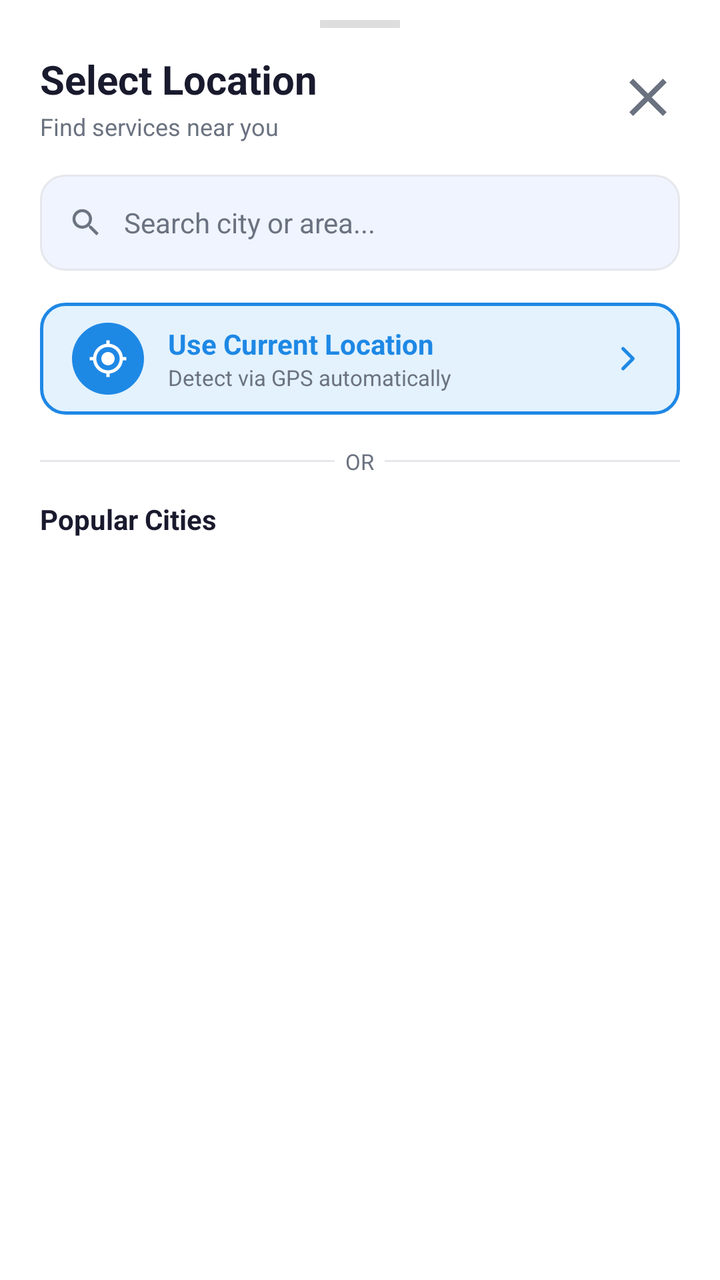
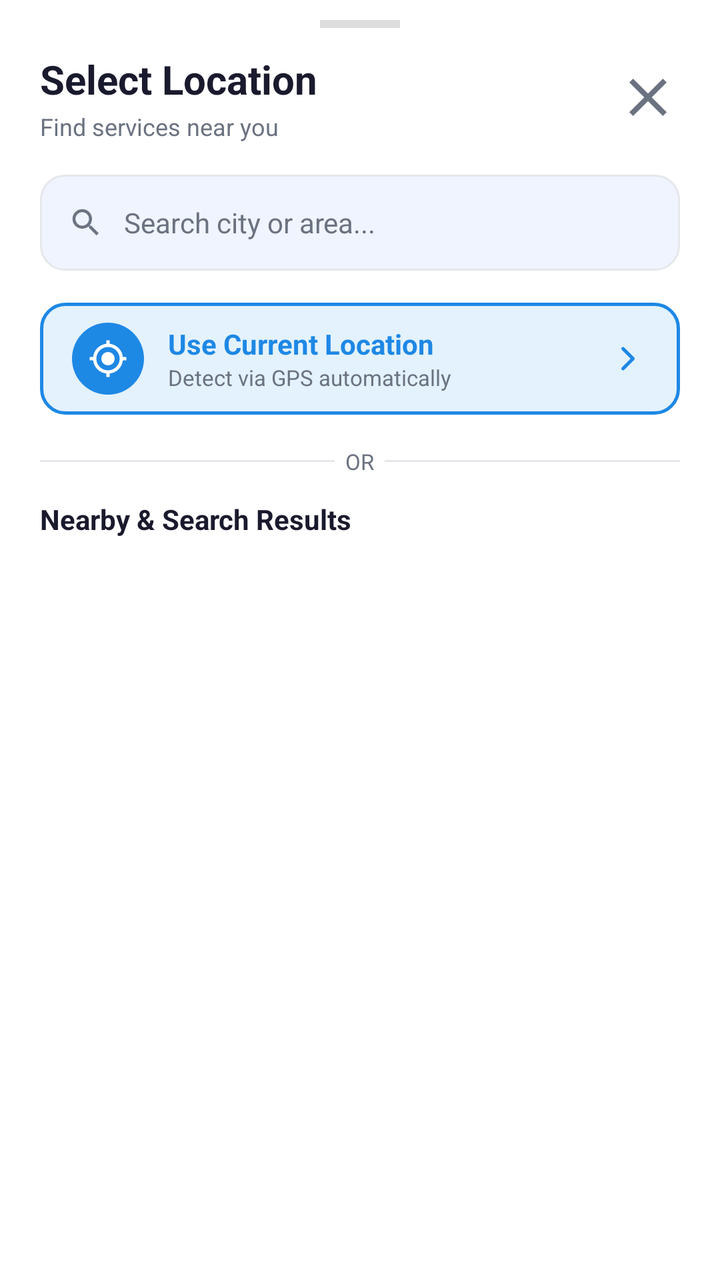

Before-and-after screenshots of an Android layout around one commit, followed by the original layout XML and the change that was made.
<!-- AndroidManifest.xml: application theme Theme.QuickFix -->
<!-- res/layout/bottom_sheet_location_picker.xml -->
<?xml version="1.0" encoding="utf-8"?>
<LinearLayout xmlns:android="http://schemas.android.com/apk/res/android"
    xmlns:app="http://schemas.android.com/apk/res-auto"
    android:layout_width="match_parent"
    android:layout_height="wrap_content"
    android:orientation="vertical"
    android:background="@color/card_bg"
    android:paddingBottom="24dp">

    
    <View
        android:layout_width="40dp"
        android:layout_height="4dp"
        android:layout_gravity="center_horizontal"
        android:layout_marginTop="10dp"
        android:layout_marginBottom="4dp"
        android:background="@color/drag_handle" />

    
    <LinearLayout
        android:layout_width="match_parent"
        android:layout_height="wrap_content"
        android:orientation="horizontal"
        android:gravity="center_vertical"
        android:paddingHorizontal="20dp"
        android:paddingTop="8dp"
        android:paddingBottom="16dp">

        <LinearLayout
            android:layout_width="0dp"
            android:layout_height="wrap_content"
            android:layout_weight="1"
            android:orientation="vertical">

            <TextView
                android:layout_width="wrap_content"
                android:layout_height="wrap_content"
                android:text="Select Location"
                android:textColor="@color/text_primary"
                android:textSize="20sp"
                android:textStyle="bold" />

            <TextView
                android:layout_width="wrap_content"
                android:layout_height="wrap_content"
                android:text="Find services near you"
                android:textColor="@color/text_secondary"
                android:textSize="12sp"
                android:layout_marginTop="2dp" />
        </LinearLayout>

        <ImageView
            android:id="@+id/btnCloseLocationSheet"
            android:layout_width="32dp"
            android:layout_height="32dp"
            android:src="@drawable/ic_close"
            android:background="?attr/selectableItemBackgroundBorderless"
            app:tint="@color/text_secondary"
            android:contentDescription="Close" />
    </LinearLayout>

    
    <LinearLayout
        android:layout_width="match_parent"
        android:layout_height="48dp"
        android:layout_marginHorizontal="20dp"
        android:layout_marginBottom="16dp"
        android:background="@drawable/bg_search_field"
        android:gravity="center_vertical"
        android:orientation="horizontal"
        android:paddingStart="14dp"
        android:paddingEnd="8dp">

        <ImageView
            android:layout_width="18dp"
            android:layout_height="18dp"
            android:src="@drawable/ic_search"
            app:tint="@color/text_secondary"
            android:contentDescription="Search" />

        <EditText
            android:id="@+id/etLocationSearch"
            android:layout_width="0dp"
            android:layout_height="match_parent"
            android:layout_marginStart="10dp"
            android:layout_weight="1"
            android:background="@android:color/transparent"
            android:hint="Search city or area..."
            android:textColor="@color/text_primary"
            android:textColorHint="@color/text_secondary"
            android:textSize="14sp"
            android:imeOptions="actionSearch"
            android:inputType="text"
            android:singleLine="true" />

        <ImageView
            android:id="@+id/btnClearLocationSearch"
            android:layout_width="32dp"
            android:layout_height="32dp"
            android:src="@drawable/ic_close"
            android:padding="8dp"
            android:background="?attr/selectableItemBackgroundBorderless"
            app:tint="@color/text_secondary"
            android:visibility="gone"
            android:contentDescription="Clear" />
    </LinearLayout>

    
    <LinearLayout
        android:id="@+id/btnUseLiveLocation"
        android:layout_width="match_parent"
        android:layout_height="56dp"
        android:layout_marginHorizontal="20dp"
        android:layout_marginBottom="8dp"
        android:background="@drawable/bg_live_location_btn"
        android:clickable="true"
        android:focusable="true"
        android:gravity="center_vertical"
        android:orientation="horizontal"
        android:paddingHorizontal="16dp">

        <FrameLayout
            android:layout_width="36dp"
            android:layout_height="36dp"
            android:background="@drawable/bg_location_icon_circle">
            <ImageView
                android:layout_width="20dp"
                android:layout_height="20dp"
                android:layout_gravity="center"
                android:src="@drawable/ic_my_location"
                app:tint="#FFFFFF"
                android:contentDescription="GPS" />
        </FrameLayout>

        <LinearLayout
            android:layout_width="0dp"
            android:layout_height="wrap_content"
            android:layout_weight="1"
            android:orientation="vertical"
            android:layout_marginStart="12dp">

            <TextView
                android:layout_width="wrap_content"
                android:layout_height="wrap_content"
                android:text="Use Current Location"
                android:textColor="@color/primary"
                android:textSize="14sp"
                android:textStyle="bold" />

            <TextView
                android:id="@+id/tvLiveLocationSub"
                android:layout_width="wrap_content"
                android:layout_height="wrap_content"
                android:text="Detect via GPS automatically"
                android:textColor="@color/text_secondary"
                android:textSize="11sp" />
        </LinearLayout>

        <ProgressBar
            android:id="@+id/locationProgress"
            android:layout_width="24dp"
            android:layout_height="24dp"
            android:visibility="gone" />

        <ImageView
            android:layout_width="20dp"
            android:layout_height="20dp"
            android:src="@drawable/ic_arrow_right"
            app:tint="@color/primary"
            android:contentDescription="Go" />
    </LinearLayout>

    
    <LinearLayout
        android:id="@+id/btnClearLocation"
        android:layout_width="match_parent"
        android:layout_height="48dp"
        android:layout_marginHorizontal="20dp"
        android:layout_marginBottom="8dp"
        android:background="@drawable/bg_city_chip"
        android:clickable="true"
        android:focusable="true"
        android:gravity="center_vertical"
        android:orientation="horizontal"
        android:paddingHorizontal="16dp"
        android:visibility="gone">

        <ImageView
            android:layout_width="20dp"
            android:layout_height="20dp"
            android:src="@drawable/ic_close"
            app:tint="@color/emergency_red"
            android:contentDescription="Clear" />

        <TextView
            android:layout_width="0dp"
            android:layout_height="wrap_content"
            android:layout_weight="1"
            android:layout_marginStart="12dp"
            android:text="Clear Location (show all)"
            android:textColor="@color/emergency_red"
            android:textSize="13sp"
            android:textStyle="bold" />
    </LinearLayout>

    
    <LinearLayout
        android:layout_width="match_parent"
        android:layout_height="wrap_content"
        android:orientation="horizontal"
        android:gravity="center_vertical"
        android:paddingHorizontal="20dp"
        android:paddingTop="8dp"
        android:paddingBottom="12dp">

        <View
            android:layout_width="0dp"
            android:layout_height="1dp"
            android:layout_weight="1"
            android:background="@color/divider" />

        <TextView
            android:layout_width="wrap_content"
            android:layout_height="wrap_content"
            android:text="  OR  "
            android:textColor="@color/text_secondary"
            android:textSize="11sp" />

        <View
            android:layout_width="0dp"
            android:layout_height="1dp"
            android:layout_weight="1"
            android:background="@color/divider" />
    </LinearLayout>

    
    <TextView
        android:id="@+id/tvPopularCitiesLabel"
        android:layout_width="wrap_content"
        android:layout_height="wrap_content"
        android:text="Popular Cities"
        android:textColor="@color/text_primary"
        android:textSize="14sp"
        android:textStyle="bold"
        android:paddingHorizontal="20dp"
        android:paddingBottom="10dp" />

    
    <LinearLayout
        android:id="@+id/popularCitiesGrid"
        android:layout_width="match_parent"
        android:layout_height="wrap_content"
        android:orientation="vertical"
        android:paddingHorizontal="16dp" />

    
    <TextView
        android:id="@+id/tvSearchResultsLabel"
        android:layout_width="wrap_content"
        android:layout_height="wrap_content"
        android:text="Search Results"
        android:textColor="@color/text_primary"
        android:textSize="14sp"
        android:textStyle="bold"
        android:paddingHorizontal="20dp"
        android:paddingBottom="8dp"
        android:visibility="gone" />

    
    <androidx.recyclerview.widget.RecyclerView
        android:id="@+id/rvLocationResults"
        android:layout_width="match_parent"
        android:layout_height="wrap_content"
        android:nestedScrollingEnabled="false"
        android:maxHeight="200dp"
        android:paddingHorizontal="16dp"
        android:visibility="gone" />

</LinearLayout>
<!-- resources referenced by this layout -->
<resources>
  <color name="card_bg">#FFFFFF</color>
  <color name="divider">#E5E7EB</color>
  <color name="drag_handle">#DDDDDD</color>
  <color name="emergency_red">#D32F2F</color>
  <color name="primary">#1E88E5</color>
  <color name="text_primary">#1A1A2E</color>
  <color name="text_secondary">#6B7280</color>
  <!-- drawable bg_city_chip (drawable) -->
  <?xml version="1.0" encoding="utf-8"?>
  <shape xmlns:android="http://schemas.android.com/apk/res/android"
      android:shape="rectangle">
      <solid android:color="@color/card_bg" />
      <stroke android:width="1dp" android:color="@color/divider" />
      <corners android:radius="10dp" />
  </shape>
  <!-- drawable bg_live_location_btn (drawable) -->
  <?xml version="1.0" encoding="utf-8"?>
  <shape xmlns:android="http://schemas.android.com/apk/res/android"
      android:shape="rectangle">
      <solid android:color="@color/info_bg" />
      <stroke android:width="1.5dp" android:color="@color/primary" />
      <corners android:radius="12dp" />
  </shape>
  <!-- drawable bg_location_icon_circle (drawable) -->
  <?xml version="1.0" encoding="utf-8"?>
  <shape xmlns:android="http://schemas.android.com/apk/res/android"
      android:shape="oval">
      <solid android:color="#1E88E5" />
  </shape>
  <!-- drawable bg_search_field (drawable) -->
  <?xml version="1.0" encoding="utf-8"?>
  <shape xmlns:android="http://schemas.android.com/apk/res/android"
      android:shape="rectangle">
      <solid android:color="@color/search_bg" />
      <stroke android:width="1dp" android:color="@color/divider" />
      <corners android:radius="12dp" />
  </shape>
  <!-- drawable ic_close (drawable) -->
  <vector xmlns:android="http://schemas.android.com/apk/res/android"
      android:width="24dp"
      android:height="24dp"
      android:viewportWidth="24"
      android:viewportHeight="24">
      <path
          android:fillColor="#FFFFFF"
          android:pathData="M19,6.41L17.59,5 12,10.59 6.41,5 5,6.41 10.59,12 5,17.59 6.41,19 12,13.41 17.59,19 19,17.59 13.41,12z"/>
  </vector>
  <style name="Theme.QuickFix" parent="Base.Theme.QuickFix" />
  <color name="info_bg">#E3F2FD</color>
  <color name="search_bg">#F0F4FF</color>
  <color name="primary_dark">#1565C0</color>
  <color name="accent_green">#43A047</color>
  <color name="screen_background">#F4F7FB</color>
  <color name="surface_variant">#F5F7FA</color>
  <style name="Theme.QuickFix.AdminDialog" parent="ThemeOverlay.Material3.MaterialAlertDialog">
          <item name="colorSurface">@color/card_bg</item>
          <item name="colorOnSurface">@color/text_primary</item>
          <item name="colorOutline">@color/divider</item>
      </style>
  <style name="Theme.QuickFix.BottomSheet" parent="ThemeOverlay.Material3.BottomSheetDialog">
          <item name="colorSurface">@color/card_bg</item>
          <item name="colorOnSurface">@color/text_primary</item>
          <item name="android:colorBackground">@color/card_bg</item>
      </style>
  <style name="Widget.QuickFix.Button" parent="Widget.Material3.Button">
          <item name="backgroundTint">@color/primary</item>
          <item name="android:textColor">@color/white</item>
      </style>
  <style name="Widget.QuickFix.Chip.Filter" parent="Widget.Material3.Chip.Filter">
          <item name="chipBackgroundColor">@color/surface_variant</item>
          <item name="android:textColor">@color/text_primary</item>
          <item name="checkedIconTint">@color/primary</item>
      </style>
  <color name="white">#FFFFFFFF</color>
  <color name="input_background">#FFFFFF</color>
  <color name="input_stroke">#1E88E5</color>
  <color name="error_red">#D32F2F</color>
  <color name="input_hint">#6B7280</color>
  <color name="input_icon">#455A64</color>
  <!-- unchanged entries left out for length: 5 -->
</resources>

<!-- the commit's change to res/layout/bottom_sheet_location_picker.xml (unified diff, before → after) -->
@@ -235,45 +235,53 @@
 
     
     <TextView
-        android:id="@+id/tvPopularCitiesLabel"
         android:layout_width="wrap_content"
         android:layout_height="wrap_content"
-        android:text="Popular Cities"
+        android:text="Nearby &amp; Search Results"
         android:textColor="@color/text_primary"
         android:textSize="14sp"
         android:textStyle="bold"
         android:paddingHorizontal="20dp"
-        android:paddingBottom="10dp" />
-
-    
-    <LinearLayout
-        android:id="@+id/popularCitiesGrid"
-        android:layout_width="match_parent"
-        android:layout_height="wrap_content"
-        android:orientation="vertical"
-        android:paddingHorizontal="16dp" />
-
-    
+        android:paddingBottom="8dp" />
+
+    <ProgressBar
+        android:id="@+id/locationResultsProgress"
+        android:layout_width="28dp"
+        android:layout_height="28dp"
+        android:layout_gravity="center_horizontal"
+        android:layout_marginTop="8dp"
+        android:visibility="gone" />
+
     <TextView
-        android:id="@+id/tvSearchResultsLabel"
-        android:layout_width="wrap_content"
-        android:layout_height="wrap_content"
-        android:text="Search Results"
-        android:textColor="@color/text_primary"
-        android:textSize="14sp"
-        android:textStyle="bold"
+        android:id="@+id/tvLocationEmpty"
+        android:layout_width="match_parent"
+        android:layout_height="wrap_content"
+        android:paddingHorizontal="20dp"
+        android:paddingVertical="14dp"
+        android:text="No locations found."
+        android:textAlignment="center"
+        android:textColor="@color/text_secondary"
+        android:textSize="13sp"
+        android:visibility="gone" />
+
+    <TextView
+        android:id="@+id/tvLocationError"
+        android:layout_width="match_parent"
+        android:layout_height="wrap_content"
         android:paddingHorizontal="20dp"
         android:paddingBottom="8dp"
+        android:textAlignment="center"
+        android:textColor="@color/emergency_red"
+        android:textSize="12sp"
         android:visibility="gone" />
 
-    
     <androidx.recyclerview.widget.RecyclerView
         android:id="@+id/rvLocationResults"
         android:layout_width="match_parent"
-        android:layout_height="wrap_content"
+        android:layout_height="260dp"
+        android:clipToPadding="false"
         android:nestedScrollingEnabled="false"
-        android:maxHeight="200dp"
-        android:paddingHorizontal="16dp"
-        android:visibility="gone" />
+        android:paddingHorizontal="10dp"
+        android:paddingBottom="8dp" />
 
 </LinearLayout>
